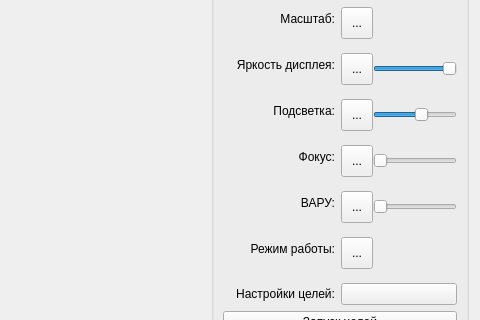
Above: indicatordrl.ui from oln0ry/IKO before the change; both pictures show x 382 to 862 and y 162 to 482 of the 862 by 866 pixel window. Below: the same form after it.
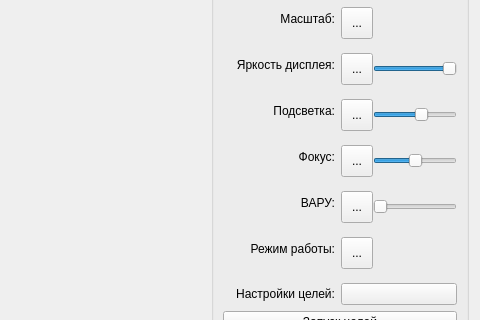
That is the form after the change. Icons and pictures are not drawn. Custom widgets are drawn as their Qt base class.

```diff
--- a/indicatordrl.ui
+++ b/indicatordrl.ui
@@ -370,16 +370,16 @@
                    <cursorShape>ArrowCursor</cursorShape>
                   </property>
                   <property name="minimum">
-                   <number>100</number>
+                   <number>-300</number>
                   </property>
                   <property name="maximum">
-                   <number>400</number>
+                   <number>300</number>
                   </property>
                   <property name="singleStep">
                    <number>1</number>
                   </property>
                   <property name="value">
-                   <number>100</number>
+                   <number>0</number>
                   </property>
                   <property name="orientation">
                    <enum>Qt::Horizontal</enum>
```
